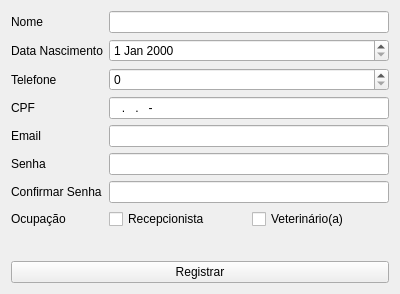
Old version of the form tela_registrar.ui in the repository mateuszinum/Projeto-Clinica-Veterinaria.
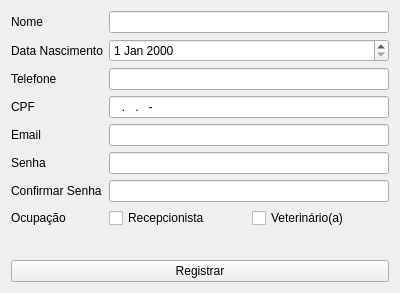
New version of the form.

```diff
--- a/tela_registrar.ui
+++ b/tela_registrar.ui
@@ -50,6 +50,12 @@
      <property name="inputMask">
       <string>999.999.999-99</string>
      </property>
+     <property name="frame">
+      <bool>true</bool>
+     </property>
+     <property name="placeholderText">
+      <string>Insira CPF</string>
+     </property>
     </widget>
    </item>
    <item row="4" column="0">
@@ -60,7 +66,11 @@
     </widget>
    </item>
    <item row="4" column="1">
-    <widget class="QLineEdit" name="lineEdit_3"/>
+    <widget class="QLineEdit" name="lineEdit_3">
+     <property name="placeholderText">
+      <string/>
+     </property>
+    </widget>
    </item>
    <item row="5" column="0">
     <widget class="QLabel" name="label_5">
@@ -135,7 +145,11 @@
     </widget>
    </item>
    <item row="2" column="1">
-    <widget class="QSpinBox" name="spinBox"/>
+    <widget class="QLineEdit" name="lineEdit_6">
+     <property name="inputMask">
+      <string/>
+     </property>
+    </widget>
    </item>
   </layout>
  </widget>
```
